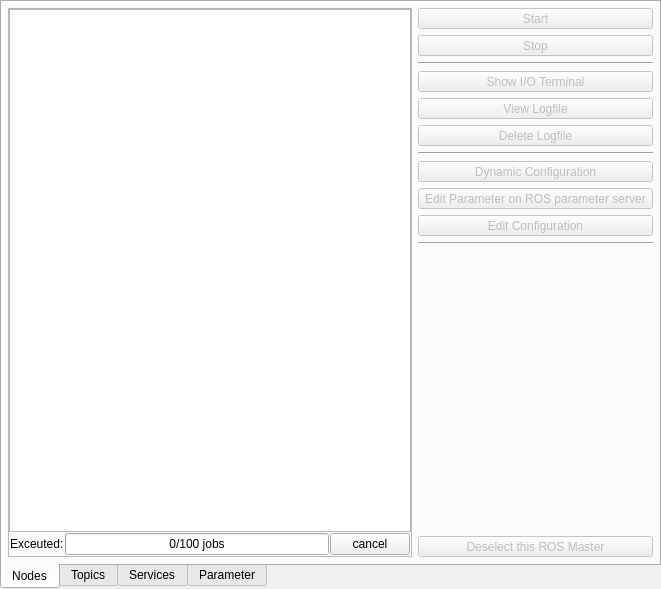
This is node_manager_fkie/src/node_manager_fkie/MasterTab.ui in gdlg-rosarch/multimaster_fkie-release as Qt 5 draws it before an edit. The edited form follows.
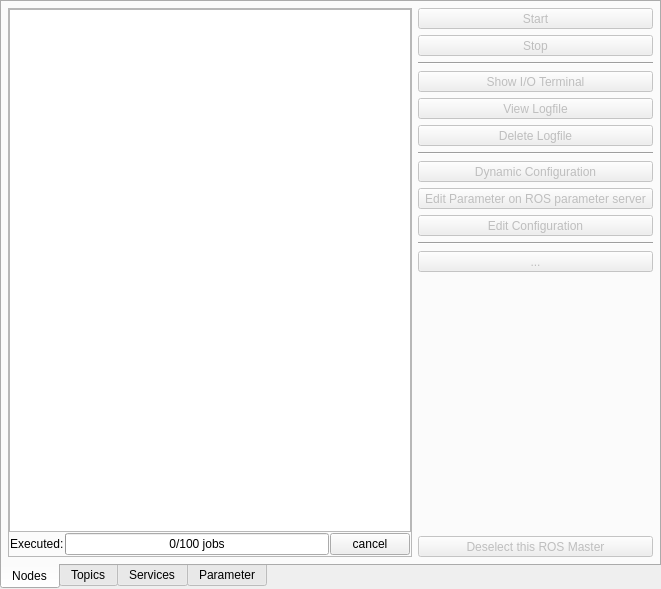
This is the edited form. Icons and pictures are not drawn.

```diff
--- a/node_manager_fkie/src/node_manager_fkie/MasterTab.ui
+++ b/node_manager_fkie/src/node_manager_fkie/MasterTab.ui
@@ -88,7 +88,7 @@
              <item>
               <widget class="QLabel" name="progressLabel">
                <property name="text">
-                <string>Exceuted:</string>
+                <string>Executed:</string>
                </property>
               </widget>
              </item>
@@ -428,6 +428,35 @@
             </property>
            </widget>
           </item>
+          <item>
+           <widget class="QToolButton" name="saveButton">
+            <property name="enabled">
+             <bool>false</bool>
+            </property>
+            <property name="sizePolicy">
+             <sizepolicy hsizetype="Preferred" vsizetype="Fixed">
+              <horstretch>0</horstretch>
+              <verstretch>0</verstretch>
+             </sizepolicy>
+            </property>
+            <property name="toolTip">
+             <string>&lt;html&gt;&lt;head/&gt;&lt;body&gt;&lt;p&gt;Stores loaded launch files in a new file.&lt;/p&gt;&lt;p&gt;No sanity check!&lt;/p&gt;&lt;/body&gt;&lt;/html&gt;</string>
+            </property>
+            <property name="text">
+             <string>...</string>
+            </property>
+            <property name="icon">
+             <iconset resource="GUI.qrc">
+              <normaloff>:/icons/save.png</normaloff>:/icons/save.png</iconset>
+            </property>
+            <property name="iconSize">
+             <size>
+              <width>32</width>
+              <height>32</height>
+             </size>
+            </property>
+           </widget>
+          </item>
           <item>
            <spacer name="verticalSpacer_2">
             <property name="orientation">
```
Left out of the diff: 4 changed lines with no effect on the pictures.
